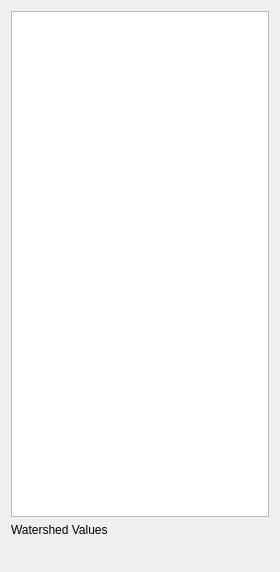
The window that src/ui/reoswatershedwidget.ui (vcloarec/ReosProject) describes before a commit, drawn with Qt 5.
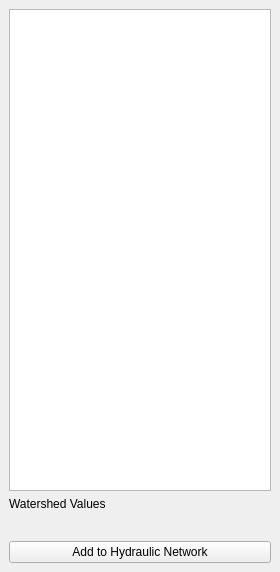
The same window after the commit. Custom widgets are drawn as their Qt base class.

What changed in the file:
```diff
--- a/src/ui/reoswatershedwidget.ui
+++ b/src/ui/reoswatershedwidget.ui
@@ -14,6 +14,18 @@
    <string>Watershed</string>
   </property>
   <layout class="QVBoxLayout" name="verticalLayout">
+   <property name="leftMargin">
+    <number>9</number>
+   </property>
+   <property name="topMargin">
+    <number>9</number>
+   </property>
+   <property name="rightMargin">
+    <number>9</number>
+   </property>
+   <property name="bottomMargin">
+    <number>9</number>
+   </property>
    <item>
     <widget class="QTreeView" name="treeView">
      <attribute name="headerVisible">
@@ -63,6 +75,13 @@
      </item>
     </layout>
    </item>
+   <item>
+    <widget class="QPushButton" name="mAddRemoveHydraulicNetworkButton">
+     <property name="text">
+      <string>Add to Hydraulic Network</string>
+     </property>
+    </widget>
+   </item>
   </layout>
  </widget>
  <customwidgets>
```
